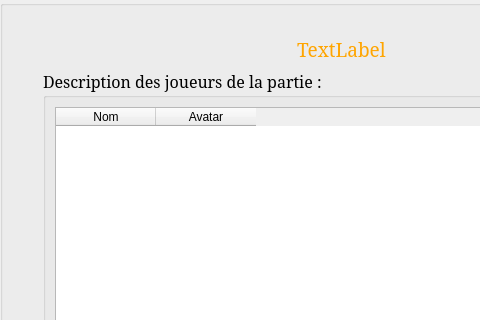
Before: the Qt Designer form StreetCar/StreetCar/DescriptionPlayersNetwork.ui in paboccard/Projet_Prog_Jeu, drawn with Qt 5; both pictures show x 0 to 480 and y 0 to 320 of the 683 by 419 pixel window.
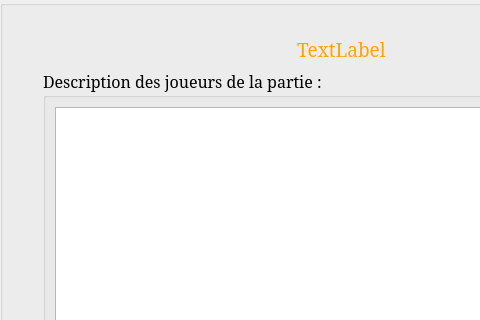
After: the same form once the commit is applied. Icons and pictures are not drawn.

What changed in the file:
```diff
--- a/StreetCar/StreetCar/DescriptionPlayersNetwork.ui
+++ b/StreetCar/StreetCar/DescriptionPlayersNetwork.ui
@@ -127,6 +127,12 @@
              <property name="enabled">
               <bool>true</bool>
              </property>
+             <property name="font">
+              <font>
+               <family>Serif</family>
+               <pointsize>12</pointsize>
+              </font>
+             </property>
              <property name="lineWidth">
               <number>1</number>
              </property>
@@ -140,8 +146,11 @@
               </size>
              </property>
              <property name="columnCount">
-              <number>2</number>
+              <number>3</number>
              </property>
+             <attribute name="horizontalHeaderVisible">
+              <bool>false</bool>
+             </attribute>
              <attribute name="verticalHeaderVisible">
               <bool>false</bool>
              </attribute>
@@ -149,10 +158,52 @@
               <property name="text">
                <string>Nom</string>
               </property>
+              <property name="font">
+               <font>
+                <family>Serif</family>
+                <pointsize>12</pointsize>
+                <weight>75</weight>
+                <bold>true</bold>
+               </font>
+              </property>
+              <property name="background">
+               <color>
+                <red>255</red>
+                <green>150</green>
+                <blue>0</blue>
+               </color>
+              </property>
              </column>
              <column>
               <property name="text">
                <string>Avatar</string>
+              </property>
+              <property name="font">
+               <font>
+                <family>Serif</family>
+                <pointsize>12</pointsize>
+                <weight>75</weight>
+                <bold>true</bold>
+               </font>
+              </property>
+              <property name="background">
+               <color>
+                <red>255</red>
+                <green>150</green>
+                <blue>0</blue>
+               </color>
+              </property>
+             </column>
+             <column>
+              <property name="text">
+               <string/>
+              </property>
+              <property name="background">
+               <color>
+                <red>255</red>
+                <green>150</green>
+                <blue>0</blue>
+               </color>
               </property>
              </column>
             </widget>
```
Left out of the diff: 11 changed lines with no effect on the pictures.
